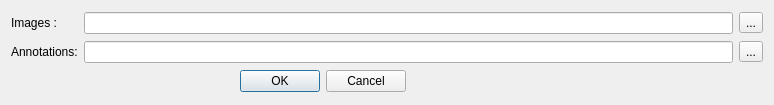
Old version of the form src/loadimganndialog.ui in the repository otre99/TaggerTool.
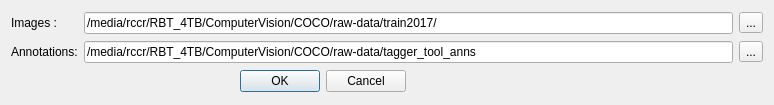
New version of the form.

```diff
--- a/src/loadimganndialog.ui
+++ b/src/loadimganndialog.ui
@@ -43,7 +43,7 @@
    <item row="1" column="1" colspan="2">
     <widget class="QLineEdit" name="leInputAnnFolder">
      <property name="text">
-      <string/>
+      <string>/media/rccr/RBT_4TB/ComputerVision/COCO/raw-data/tagger_tool_anns</string>
      </property>
      <property name="readOnly">
       <bool>true</bool>
@@ -77,7 +77,7 @@
    <item row="0" column="1" colspan="2">
     <widget class="QLineEdit" name="leInputImageFolder">
      <property name="text">
-      <string/>
+      <string>/media/rccr/RBT_4TB/ComputerVision/COCO/raw-data/train2017/</string>
      </property>
      <property name="readOnly">
       <bool>true</bool>
```
